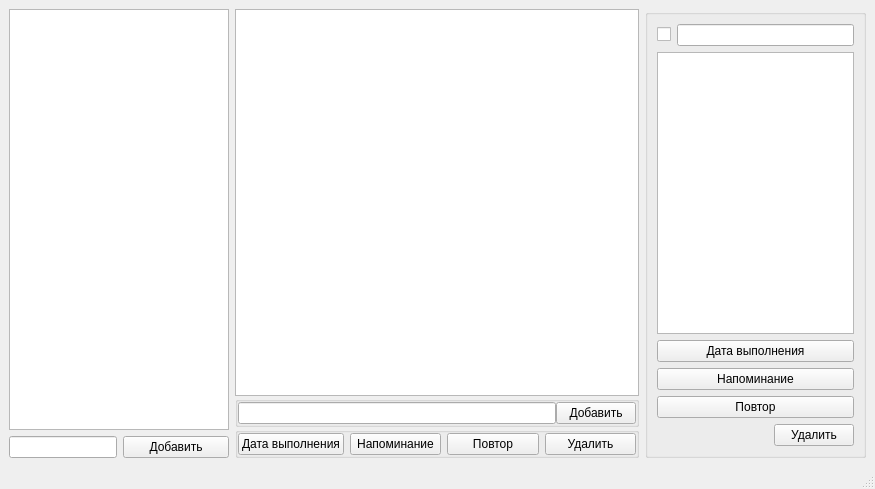
Qt form tasks_window.ui (Ledle/Qrganizer) before a commit.
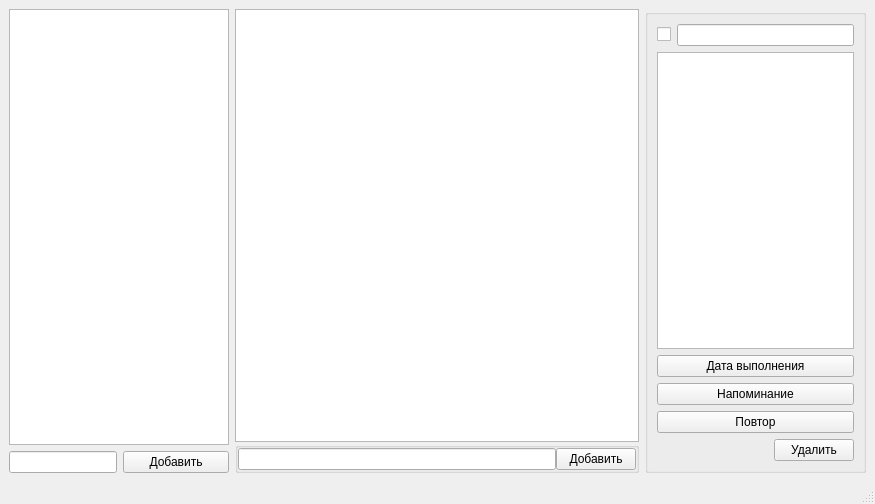
The same form after that commit.

Commit message: deleted addbuttons panel

Diff of the .ui file:
```diff
--- a/tasks_window.ui
+++ b/tasks_window.ui
@@ -7,7 +7,7 @@
     <x>0</x>
     <y>0</y>
     <width>875</width>
-    <height>489</height>
+    <height>504</height>
    </rect>
   </property>
   <property name="windowTitle">
@@ -110,55 +110,6 @@
         </layout>
        </widget>
       </item>
-      <item>
-       <widget class="QGroupBox" name="AddButtons_groupBox">
-        <property name="title">
-         <string/>
-        </property>
-        <layout class="QHBoxLayout" name="horizontalLayout_4">
-         <property name="leftMargin">
-          <number>0</number>
-         </property>
-         <property name="topMargin">
-          <number>0</number>
-         </property>
-         <property name="rightMargin">
-          <number>0</number>
-         </property>
-         <property name="bottomMargin">
-          <number>0</number>
-         </property>
-         <item>
-          <widget class="QPushButton" name="CompleteDate1_Button">
-           <property name="text">
-            <string>Дата выполнения</string>
-           </property>
-          </widget>
-         </item>
-         <item>
-          <widget class="QPushButton" name="Remind1_Button">
-           <property name="text">
-            <string>Напоминание</string>
-           </property>
-          </widget>
-         </item>
-         <item>
-          <widget class="QPushButton" name="Cycle1_Button">
-           <property name="text">
-            <string>Повтор</string>
-           </property>
-          </widget>
-         </item>
-         <item>
-          <widget class="QPushButton" name="Delete1_Button">
-           <property name="text">
-            <string>Удалить</string>
-           </property>
-          </widget>
-         </item>
-        </layout>
-       </widget>
-      </item>
      </layout>
     </item>
     <item>
```
